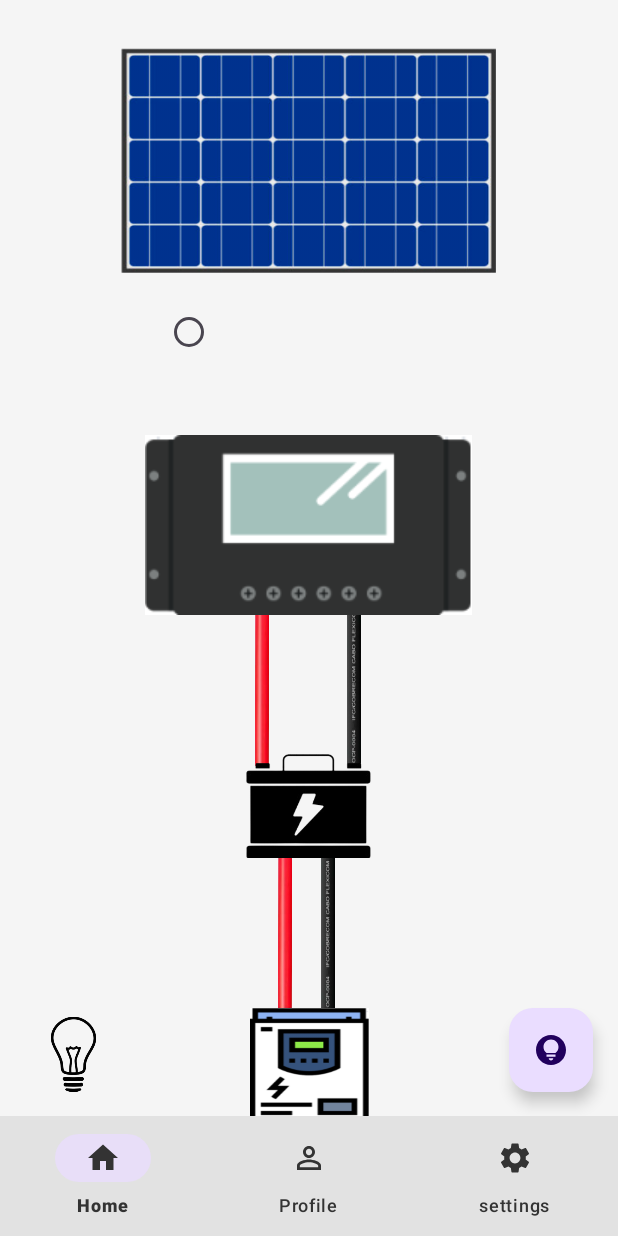
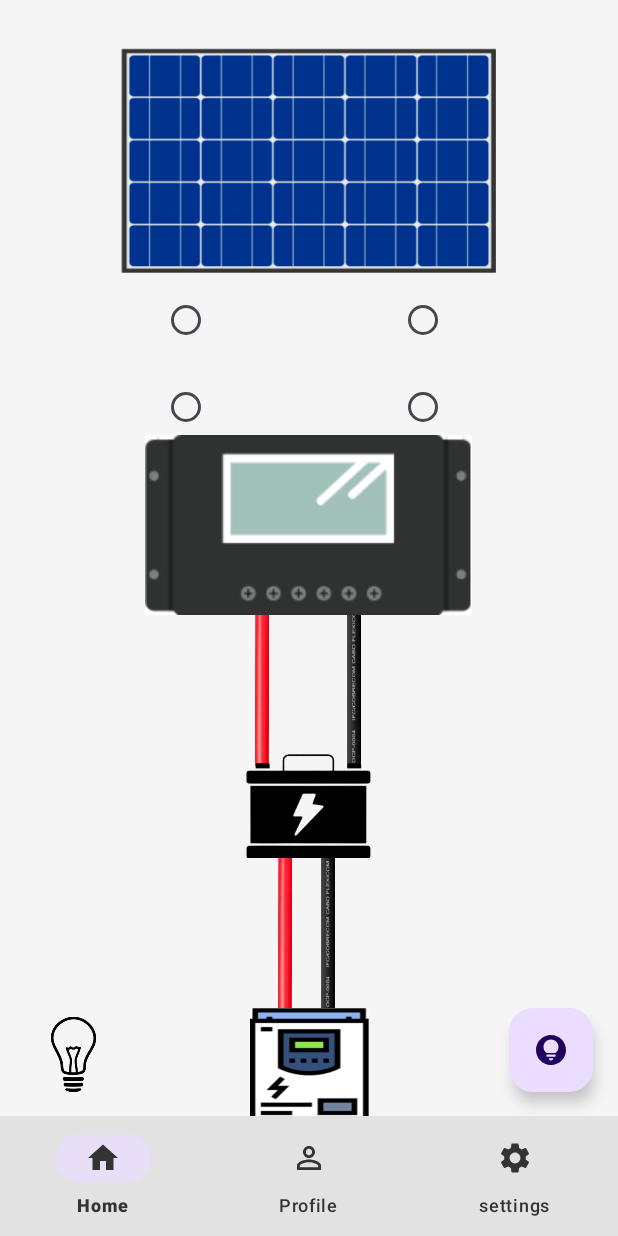
Before and after one commit to TulioSergio1/Circuitos-Electricos, an Android app: the screen it shows after launch (MainActivity), on a phone screen of 412 x 824 dp. Run offline under Robolectric (Android 15) with nearby library versions, the phone set to English and light mode, and no system bars.

Commit message:
Atualizações da interface

```diff
--- /dev/null
+++ b/app/src/main/res/drawable/shape_custom_dialog.xml
@@ -0,0 +1,5 @@
+<?xml version="1.0" encoding="utf-8"?>
+<shape xmlns:android="http://schemas.android.com/apk/res/android">
+    <solid android:color="#B1B1B1"/>
+    <corners android:radius="20dp"/>
+</shape>
--- a/app/src/main/res/layout/fragment_sistema_eletrico1.xml
+++ b/app/src/main/res/layout/fragment_sistema_eletrico1.xml
@@ -183,16 +183,40 @@
             tools:ignore="SpeakableTextPresentCheck" />
 
         <RadioButton
+            android:id="@+id/radioButton1"
+            android:layout_width="30dp"
+            android:layout_height="30dp"
+            android:layout_marginStart="108dp"
+            android:layout_marginTop="16dp"
+            app:layout_constraintStart_toStartOf="parent"
+            app:layout_constraintTop_toBottomOf="@+id/placaSolar" />
+
+        <RadioButton
             android:id="@+id/radioButton2"
             android:layout_width="30dp"
             android:layout_height="30dp"
-            android:layout_marginStart="110dp"
-            android:layout_marginTop="24dp"
-            android:layout_marginEnd="129dp"
-            android:layout_marginBottom="8dp"
-            app:layout_constraintEnd_toOf="@+id/caboVermelho1"
-            app:layout_constraintStart_toStartOf="parent"
+            android:layout_marginStart="108dp"
+            android:layout_marginBottom="4dp"
+            app:layout_constraintBottom_toTopOf="@+id/controladorDeCarga"
+            app:layout_constraintStart_toStartOf="parent" />
+
+        <RadioButton
+            android:id="@+id/radioButton3"
+            android:layout_width="30dp"
+            android:layout_height="30dp"
+            android:layout_marginTop="16dp"
+            android:layout_marginEnd="116dp"
+            app:layout_constraintEnd_toEndOf="parent"
             app:layout_constraintTop_toBottomOf="@+id/placaSolar" />
+
+        <RadioButton
+            android:id="@+id/radioButton4"
+            android:layout_width="30dp"
+            android:layout_height="30dp"
+            android:layout_marginEnd="116dp"
+            android:layout_marginBottom="4dp"
+            app:layout_constraintBottom_toTopOf="@+id/controladorDeCarga"
+            app:layout_constraintEnd_toEndOf="parent" />
 
 
     </androidx.constraintlayout.widget.ConstraintLayout>
```
Also changed, not shown: app/src/main/java/com/example/circuitoseltricos/fragmentos/SistemaEletrico1.java (+122 -6 lines), app/src/main/res/layout/layout_custom_dialog.xml (added, +69 -0 lines).
